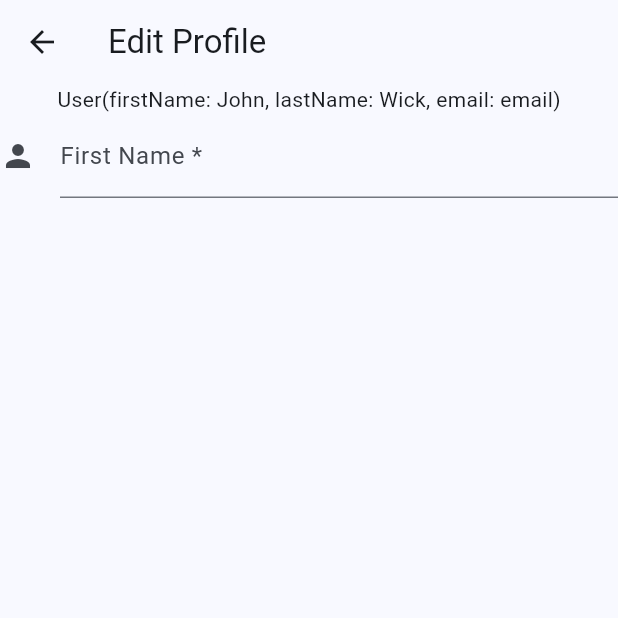
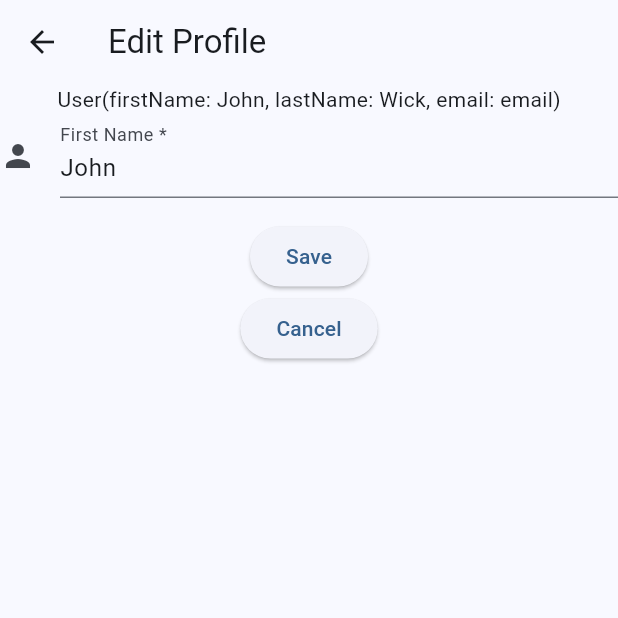
Before and after one commit to nhi-van/flutter-forms-tutorial, a Flutter app: the screen it shows after launch, after a tap on the "edit" icon, on a phone screen of 412 x 824 dp, the top half of it. Run offline on Flutter 3.47's test engine with Material 3 defaults, Android fonts, the phone set to English and light mode, and no system bars; our stand-ins replace bloc.

Commit message:
form save functionality

```diff
--- a/lib/main.dart
+++ b/lib/main.dart
@@ -1,4 +1,5 @@
 import 'package:flutter/material.dart';
+import 'package:forms_tutorial/model/user.dart';
 import 'package:forms_tutorial/pages/profile/profile_page.dart';
 
 void main() {
@@ -10,6 +11,8 @@ class MyApp extends StatelessWidget {
 
   @override
   Widget build(BuildContext context) {
+    User user = User(firstName: 'John', lastName: 'Wick', email: 'email');
+
     return MaterialApp(
       title: 'User Profile',
       theme: ThemeData(
@@ -17,7 +20,7 @@ class MyApp extends StatelessWidget {
         colorScheme: ColorScheme.fromSeed(seedColor: Colors.blue),
         useMaterial3: true,
       ),
-      home: const ProfilePage(title: 'User Profile Page'),
+      home: ProfilePage(user: user),
     );
   }
 }
--- a/lib/model/user.dart
+++ b/lib/model/user.dart
@@ -2,9 +2,9 @@
 import 'dart:convert';
 
 class User {
-  final String firstName;
-  final String lastName;
-  final String email;
+  String firstName;
+  String lastName;
+  String email;
 
   User({
     required this.firstName,
@@ -18,6 +18,10 @@ class User {
       lastName: '',
       email: '',
     );
+  }
+
+  setFirstName(String firstName){
+    this.firstName = firstName;
   }
 
   User duplicate({
--- a/lib/pages/edit/cubit/edit_state.dart
+++ b/lib/pages/edit/cubit/edit_state.dart
@@ -12,11 +12,7 @@ final class EditInitialState extends EditState {
 final class EditErrorState extends EditState {
 }
 
-final class EditLoadingState extends EditState {}
-
-final class EditModifyingState extends EditState {
-  final User user;
-  EditModifyingState(this.user);
+final class EditLoadingState extends EditState {
 }
 
 final class SavedState extends EditState {
--- a/lib/pages/edit/edit_page.dart
+++ b/lib/pages/edit/edit_page.dart
@@ -3,6 +3,7 @@ import 'package:flutter/material.dart';
 import 'package:forms_tutorial/model/user.dart';
 import 'package:forms_tutorial/pages/edit/cubit/edit_cubit.dart';
 import 'package:forms_tutorial/pages/edit/views/edit_view.dart';
+import 'package:forms_tutorial/pages/profile/profile_page.dart';
 
 class EditPage extends StatefulWidget {
   final User user;
@@ -17,7 +18,17 @@ class _EditPageState extends State<EditPage> {
   Widget build(BuildContext context) {
     return BlocProvider(
       create: (context) => EditCubit(),
-      child: BlocBuilder<EditCubit, EditState>(
+      child: BlocConsumer<EditCubit, EditState>(
+        listener: (context, state) {
+          if (state is SavedState) {
+
+            // return to profile page
+            Navigator.push(
+              context,
+              MaterialPageRoute(builder: (context) => ProfilePage(user: state.user))
+            );
+          }
+        },
         builder: (context, state) {
           switch (state) {
             case EditErrorState():
--- a/lib/pages/edit/views/edit_view.dart
+++ b/lib/pages/edit/views/edit_view.dart
@@ -1,5 +1,7 @@
 import 'package:flutter/material.dart';
 import 'package:forms_tutorial/model/user.dart';
+import 'package:forms_tutorial/pages/edit/cubit/edit_cubit.dart';
+import 'package:provider/provider.dart';
 
 class EditPageView extends StatefulWidget {
   final User user;
@@ -10,23 +12,60 @@ class EditPageView extends StatefulWidget {
 }
 
 class _EditPageViewState extends State<EditPageView> {
+  final _formKey = GlobalKey<FormState>();
+  final _firstNameController = TextEditingController();
+
+  @override
+  void dispose() {
+    _firstNameController.dispose();
+    super.dispose();
+  }
+
   @override
   Widget build(BuildContext context) {
+    User userModified = widget.user.duplicate();
+    _firstNameController.text = widget.user.firstName;
     return Scaffold(
       appBar: AppBar(title: const Text("Edit Profile")),
       body: SingleChildScrollView(
         child: Column(
           children: [
-            Text(widget.user.toString()),
+            Text(userModified.toString()),
+            Form(
+              key: _formKey,
+              child: Column(
+                children: [
                   TextFormField(
                     decoration: const InputDecoration(
                       icon: Icon(Icons.person),
                       labelText: 'First Name *',
                     ),
-              validator: (String? value) {
-                return (value != null && value.contains('@')) ? 'No @ symbols.' : null;
+                    controller: _firstNameController,
+                    validator: (value) {
+                      return (value != null && value.isEmpty) ? 'Please type your name' : null;
                     },
-              //onChanged: CUBIT
+                    onSaved: (value) {
+                      userModified.setFirstName(value.toString());
+                    }
+                  ),
+                  const SizedBox(height: 15),
+                  ElevatedButton(
+                    onPressed: () {
+                      if (_formKey.currentState!.validate()) {
+                        // returns true if the validator of all forms is true. displays individual errors messages otherwise
+                        _formKey.currentState?.save();
+
+                        context.read<EditCubit>().saveChanges(userModified);
+                      }
+                    },
+                    child: const Text('Save'),
+                  ),
+                  ElevatedButton(
+                    onPressed: () {},
+                    child: const Text('Cancel'),
+                  ),
+                ],
+              )
             ),
           ],
         ),
--- a/lib/pages/profile/profile_page.dart
+++ b/lib/pages/profile/profile_page.dart
@@ -3,16 +3,15 @@ import 'package:forms_tutorial/model/user.dart';
 import 'package:forms_tutorial/pages/edit/edit_page.dart';
 
 class ProfilePage extends StatefulWidget {
-  const ProfilePage({super.key, required this.title});
-
-  final String title;
+  final User user;
+  const ProfilePage({super.key, required this.user});
 
   @override
   State<ProfilePage> createState() => _ProfilePageState();
 }
 
 class _ProfilePageState extends State<ProfilePage> {
-  User userBaby = User(firstName: 'John', lastName: 'Wick', email: 'email');
+
 
   @override
   Widget build(BuildContext context) {
@@ -21,7 +20,7 @@ class _ProfilePageState extends State<ProfilePage> {
       appBar: AppBar(
 
         backgroundColor: Theme.of(context).colorScheme.inversePrimary,
-        title: Text(widget.title),
+        title: const Text('Profile'),
       ),
       body: Center(
 
@@ -31,7 +30,7 @@ class _ProfilePageState extends State<ProfilePage> {
             const Text(
               'User Information:',
             ),
-             Text(userBaby.toString()),
+             Text(widget.user.toString()),
           ],
         ),
       ),
@@ -39,8 +38,10 @@ class _ProfilePageState extends State<ProfilePage> {
         onPressed: () {
           Navigator.push(
             context,
-            MaterialPageRoute(builder: (context) => EditPage(user: userBaby)),
-          );
+            MaterialPageRoute(builder: (context) => EditPage(user: widget.user)),
+          ).then((value) {
+              setState(() {});
+          });
         },
         tooltip: 'Edit Profile Information',
         child: const Icon(Icons.edit),
```
Also changed, not shown: lib/pages/edit/cubit/edit_cubit.dart (+3 -16 lines). Lines whose indentation alone changed are shown as unchanged.
